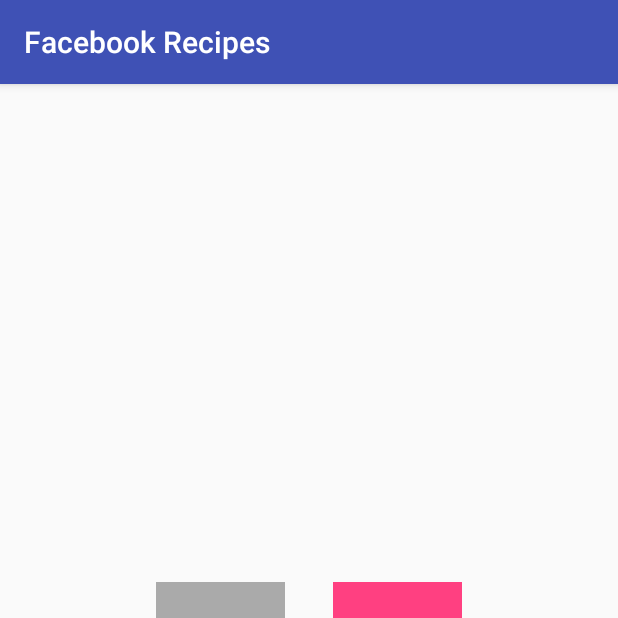
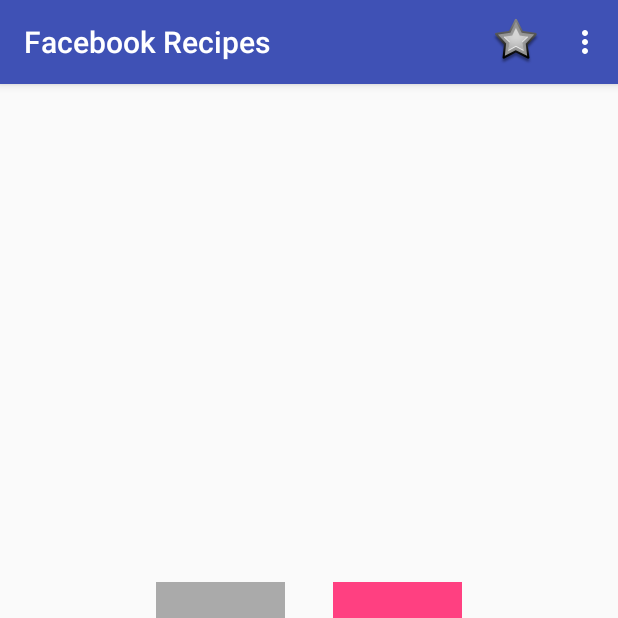
Before and after one commit to ShellCore/FacebookRecipes, an Android app: the RecipeMainActivity screen opened directly, with no data from a screen before it, on a phone screen of 412 x 824 dp, the top half of it. Run offline under Robolectric (Android 15) with nearby library versions, the phone set to English and light mode, and no system bars; our stand-ins replace ButterKnife; pictures from the network do not load; 2 statements that could not run were skipped.

Commit message:
Menú de opciones Main de recetas.
- Se creó menú para vista de recetas.
- Se implementaron las opciones de deslogueo y lista de recetas.

```diff
--- a/app/src/main/AndroidManifest.xml
+++ b/app/src/main/AndroidManifest.xml
@@ -33,7 +33,8 @@
             android:authorities="@string/FACEBOOK_PROVIDER_AUTH"
             android:exported="true" />
 
-        <activity android:name=".recipeMain.ui.RecipeMainActivity"></activity>
+        <activity android:name=".recipeMain.ui.RecipeMainActivity" />
+        <activity android:name=".recipeList.RecipeListActivity"></activity>
     </application>
 
 </manifest>
--- a/app/src/main/java/com/edx/shell/android/facebookrecipes/recipeMain/RecipeMainPresenter.java
+++ b/app/src/main/java/com/edx/shell/android/facebookrecipes/recipeMain/RecipeMainPresenter.java
@@ -13,5 +13,8 @@ public interface RecipeMainPresenter {
     void saveRecipe(Recipe recipe);
     void onEventMainThread(RecipeMainEvent event);
 
+    void imageError(String error);
+    void imageReady();
+
     RecipeMainView getView();
 }
--- /dev/null
+++ b/app/src/main/res/menu/menu_recipes_main.xml
@@ -0,0 +1,16 @@
+<?xml version="1.0" encoding="utf-8"?>
+<menu xmlns:android="http://schemas.android.com/apk/res/android"
+    xmlns:app="http://schemas.android.com/apk/res-auto"
+    xmlns:tools="http://schemas.android.com/tools"
+    tools:context=".recipeMain.ui.RecipeMainActivity">
+    <item
+        android:id="@+id/action_list"
+        android:icon="@android:drawable/star_big_off"
+        android:title="@string/recipemain.menu.action.list"
+        app:showAsAction="always" />
+
+    <item
+        android:id="@+id/action_logout"
+        android:title="@string/global.menu.action.logout"
+        app:showAsAction="never" />
+</menu>
--- a/app/src/main/res/values/strings.xml
+++ b/app/src/main/res/values/strings.xml
@@ -2,6 +2,11 @@
     <string name="app_name">Facebook Recipes</string>
     <string name="login.error">Imposible iniciar sesión: $s</string>
     <string name="login.cancel.error">Inicio de sesión cancelado</string>
+
     <string name="recipemain.notice.saved">Guardado exitosamente</string>
     <string name="recipemain.error">Imposible obtener información ($s)</string>
+    <string name="recipemain.menu.action.list">Recetas guardadas</string>
+
+    <string name="global.menu.action.logout">Cerrar sesión</string>
+
 </resources>
```
Also changed, not shown: app/src/main/java/com/edx/shell/android/facebookrecipes/FacebookRecipesApp.java (+12 -0 lines), app/src/main/java/com/edx/shell/android/facebookrecipes/recipeList/RecipeListActivity.java (added, +15 -0 lines), app/src/main/java/com/edx/shell/android/facebookrecipes/recipeMain/ui/RecipeMainActivity.java (+55 -0 lines), app/src/main/res/layout/activity_recipe_list.xml (added, +12 -0 lines).
